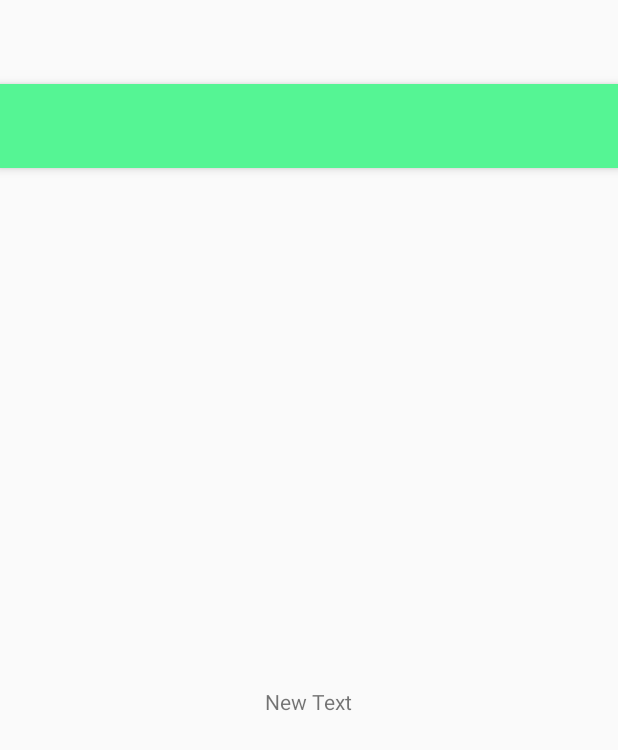
After one commit to PromoPass/promopass.github.io, an Android app: the layout activity_view_ad.xml on its own in the app's theme, with its tools: preview values and no code run, on a phone screen of 412 x 824 dp. The commit adds this screen. Shown: the top 750 px of the screen. Run offline under Robolectric (Android 15) with nearby library versions, the phone set to English and light mode, and no system bars.

Commit message:
ViewAd and Selection

```diff
--- /dev/null
+++ b/PromoPass/app/src/main/res/layout/activity_view_ad.xml
@@ -0,0 +1,21 @@
+<?xml version="1.0" encoding="utf-8"?>
+<android.support.design.widget.CoordinatorLayout
+    xmlns:android="http://schemas.android.com/apk/res/android"
+    xmlns:app="http://schemas.android.com/apk/res-auto"
+    xmlns:tools="http://schemas.android.com/tools" android:layout_width="match_parent"
+    android:layout_height="match_parent" android:fitsSystemWindows="true"
+    tools:context="nmotion.promopass.ViewAd">
+
+    <android.support.design.widget.AppBarLayout android:layout_height="wrap_content"
+        android:layout_width="match_parent" android:theme="@style/AppTheme.AppBarOverlay">
+
+        <android.support.v7.widget.Toolbar android:id="@+id/toolbar"
+            android:layout_width="match_parent" android:layout_height="?attr/actionBarSize"
+            android:background="?attr/colorPrimary" app:popupTheme="@style/AppTheme.PopupOverlay" />
+
+    </android.support.design.widget.AppBarLayout>
+
+    <include layout="@layout/content_view_ad" />
+
+
+</android.support.design.widget.CoordinatorLayout>
--- /dev/null
+++ b/PromoPass/app/src/main/res/layout/content_view_ad.xml
@@ -0,0 +1,19 @@
+<?xml version="1.0" encoding="utf-8"?>
+<RelativeLayout xmlns:android="http://schemas.android.com/apk/res/android"
+    xmlns:tools="http://schemas.android.com/tools"
+    xmlns:app="http://schemas.android.com/apk/res-auto" android:layout_width="match_parent"
+    android:layout_height="match_parent" android:paddingLeft="@dimen/activity_horizontal_margin"
+    android:paddingRight="@dimen/activity_horizontal_margin"
+    android:paddingTop="@dimen/activity_vertical_margin"
+    android:paddingBottom="@dimen/activity_vertical_margin"
+    app:layout_behavior="@string/appbar_scrolling_view_behavior"
+    tools:showIn="@layout/activity_view_ad" tools:context="nmotion.promopass.ViewAd">
+
+    <TextView
+        android:layout_width="wrap_content"
+        android:layout_height="wrap_content"
+        android:text="New Text"
+        android:id="@+id/textView"
+        android:layout_centerVertical="true"
+        android:layout_centerHorizontal="true" />
+</RelativeLayout>
--- a/PromoPass/app/src/main/res/values/colors.xml
+++ b/PromoPass/app/src/main/res/values/colors.xml
@@ -1,6 +1,6 @@
 <?xml version="1.0" encoding="utf-8"?>
 <resources>
-    <color name="colorPrimary">#66FF99</color>
+    <color name="colorPrimary">#55F594</color>
     <color name="colorPrimaryDark">#001908</color>
     <color name="colorPrimarySelected">#939393</color>
     <color name="colorAccent">#FF4081</color>
--- a/PromoPass/app/src/main/res/values/strings.xml
+++ b/PromoPass/app/src/main/res/values/strings.xml
@@ -4,4 +4,5 @@
     <string name="action_menu">Main Menu</string>
     <string name="action_clear">Clear</string>
     <string name="action_close">Close</string>
+    <string name="title_activity_view_ad">ViewAd</string>
 </resources>
```
Also changed, not shown: PromoPass/app/src/main/AndroidManifest.xml (+8 -3 lines), PromoPass/app/src/main/java/nmotion/promopass/ListNearbyProviders.java (+36 -4 lines), PromoPass/app/src/main/java/nmotion/promopass/ViewAd.java (added, +55 -0 lines), PromoPass/app/src/main/res/drawable/promopass.png (added).
